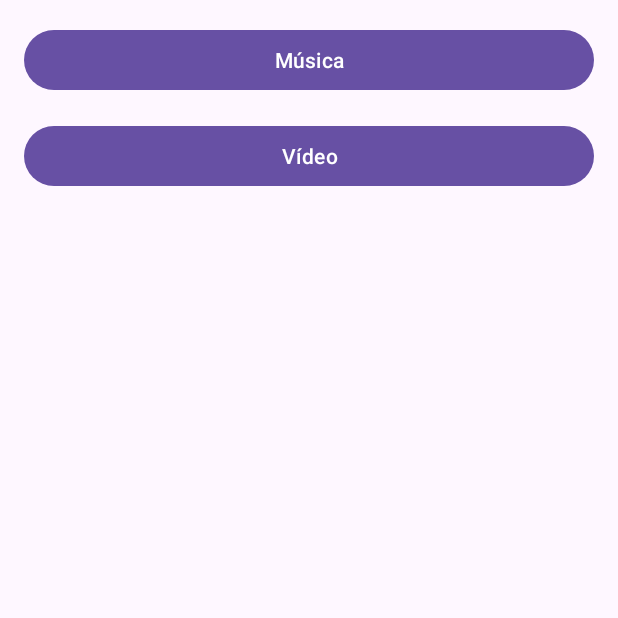
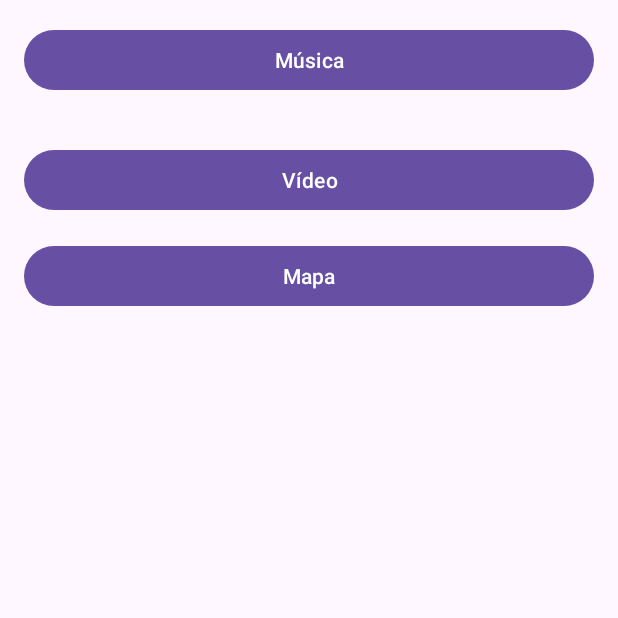
Before and after one commit to Josefelipedev/music-video, an Android app: the screen it shows after launch (MainActivity), on a phone screen of 412 x 824 dp, the top half of it. Run offline under Robolectric (Android 15) with nearby library versions, the phone set to English and light mode, and no system bars.

Commit message:
Adicão do maps.

```diff
--- a/app/build.gradle
+++ b/app/build.gradle
@@ -30,9 +30,12 @@ android {
 
 dependencies {
 
+    implementation 'org.osmdroid:osmdroid-android:6.1.10'
+    implementation 'com.google.android.gms:play-services-maps:17.0.1'
     implementation 'androidx.appcompat:appcompat:1.6.1'
     implementation 'com.google.android.material:material:1.5.0'
     implementation 'androidx.constraintlayout:constraintlayout:2.1.4'
+    implementation 'com.google.android.gms:play-services-maps:18.0.2'
     testImplementation 'junit:junit:4.13.2'
     androidTestImplementation 'androidx.test.ext:junit:1.1.5'
     androidTestImplementation 'androidx.test.espresso:espresso-core:3.5.1'
--- a/app/src/main/AndroidManifest.xml
+++ b/app/src/main/AndroidManifest.xml
@@ -1,6 +1,12 @@
 <?xml version="1.0" encoding="utf-8"?>
 <manifest xmlns:android="http://schemas.android.com/apk/res/android"
     xmlns:tools="http://schemas.android.com/tools">
+    <uses-permission android:name="android.permission.ACCESS_FINE_LOCATION" />
+    <uses-permission android:name="android.permission.ACCESS_COARSE_LOCATION" />
+    <uses-permission android:name="android.permission.ACCESS_WIFI_STATE" />
+    <uses-permission android:name="android.permission.ACCESS_NETWORK_STATE" />
+    <uses-permission android:name="android.permission.INTERNET" />
+    <uses-permission android:name="android.permission.WRITE_EXTERNAL_STORAGE" />
 
     <application
         android:allowBackup="true"
--- a/app/src/main/java/com/example/myapplication/MainActivity.java
+++ b/app/src/main/java/com/example/myapplication/MainActivity.java
@@ -13,6 +13,7 @@ public class MainActivity extends AppCompatActivity {
 
     private Button musicButton;
     private Button videoButton;
+    private Button mapButton;
 
     @Override
     protected void onCreate(Bundle savedInstanceState) {
@@ -21,6 +22,7 @@ public class MainActivity extends AppCompatActivity {
 
         musicButton = findViewById(R.id.musicButton);
         videoButton = findViewById(R.id.videoButton);
+        mapButton = findViewById(R.id.mapButton);
 
         musicButton.setOnClickListener(new View.OnClickListener() {
             @Override
@@ -33,6 +35,14 @@ public class MainActivity extends AppCompatActivity {
             @Override
             public void onClick(View v) {
                 openVideoFragment();
+            }
+
+        });
+
+        mapButton.setOnClickListener(new View.OnClickListener() {
+            @Override
+            public void onClick(View v) {
+                openMapFragment();
             }
         });
     }
@@ -47,6 +57,11 @@ public class MainActivity extends AppCompatActivity {
         openFragment(videoFragment);
     }
 
+    private void openMapFragment() {
+        MapFragment mapFragment = new MapFragment();
+        openFragment(mapFragment);
+    }
+
     private void openFragment(Fragment fragment) {
         FragmentManager fragmentManager = getSupportFragmentManager();
         FragmentTransaction transaction = fragmentManager.beginTransaction();
@@ -54,4 +69,5 @@ public class MainActivity extends AppCompatActivity {
         transaction.addToBackStack(null);
         transaction.commit();
     }
+
 }
--- a/app/src/main/res/layout/activity_main.xml
+++ b/app/src/main/res/layout/activity_main.xml
@@ -21,12 +21,22 @@
         android:layout_width="match_parent"
         android:layout_height="wrap_content"
         android:text="Vídeo"
-        android:layout_below="@id/musicButton"/>
+        android:layout_below="@id/musicButton"
+        android:layout_marginTop="16dp"/>
+
+    <Button
+        android:id="@+id/mapButton"
+        android:layout_width="match_parent"
+        android:layout_height="wrap_content"
+        android:text="Mapa"
+        android:layout_below="@id/videoButton"
+        android:layout_marginTop="16dp"/>
 
     <FrameLayout
         android:id="@+id/fragmentContainer"
         android:layout_width="match_parent"
         android:layout_height="match_parent"
-        android:layout_below="@id/videoButton"/>
+        android:layout_below="@id/mapButton"/>
+
 
 </RelativeLayout>
```
Also changed, not shown: app/src/main/java/com/example/myapplication/MapFragment.java (added, +87 -0 lines), app/src/main/res/layout/fragment_map.xml (added, +16 -0 lines).
